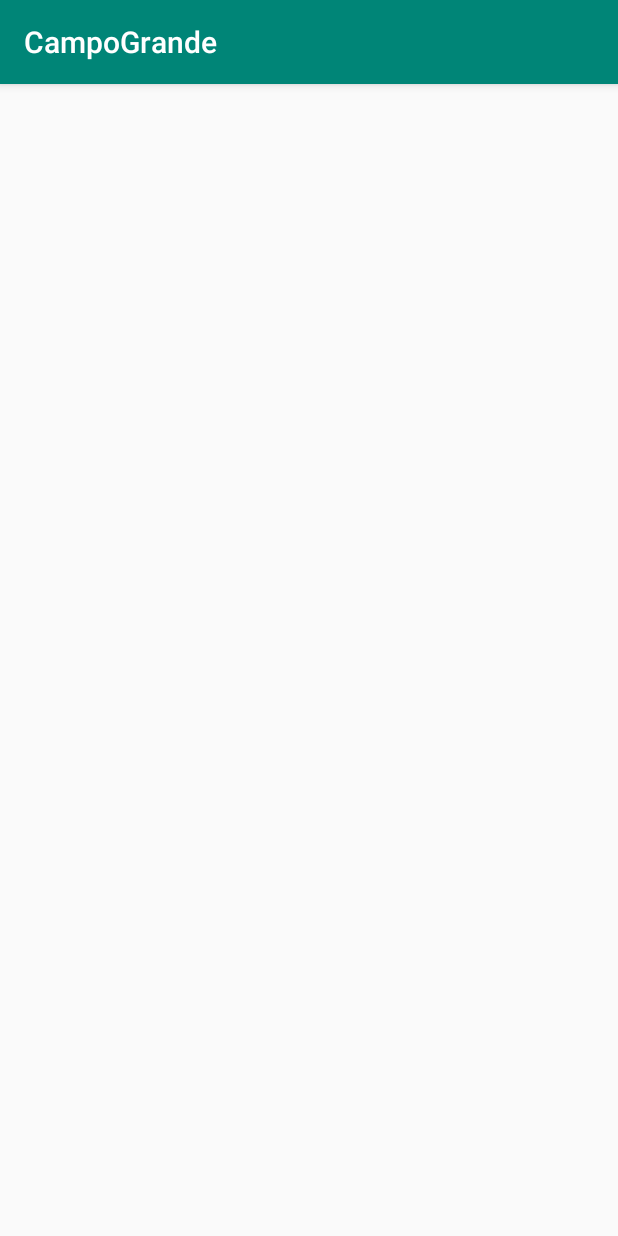
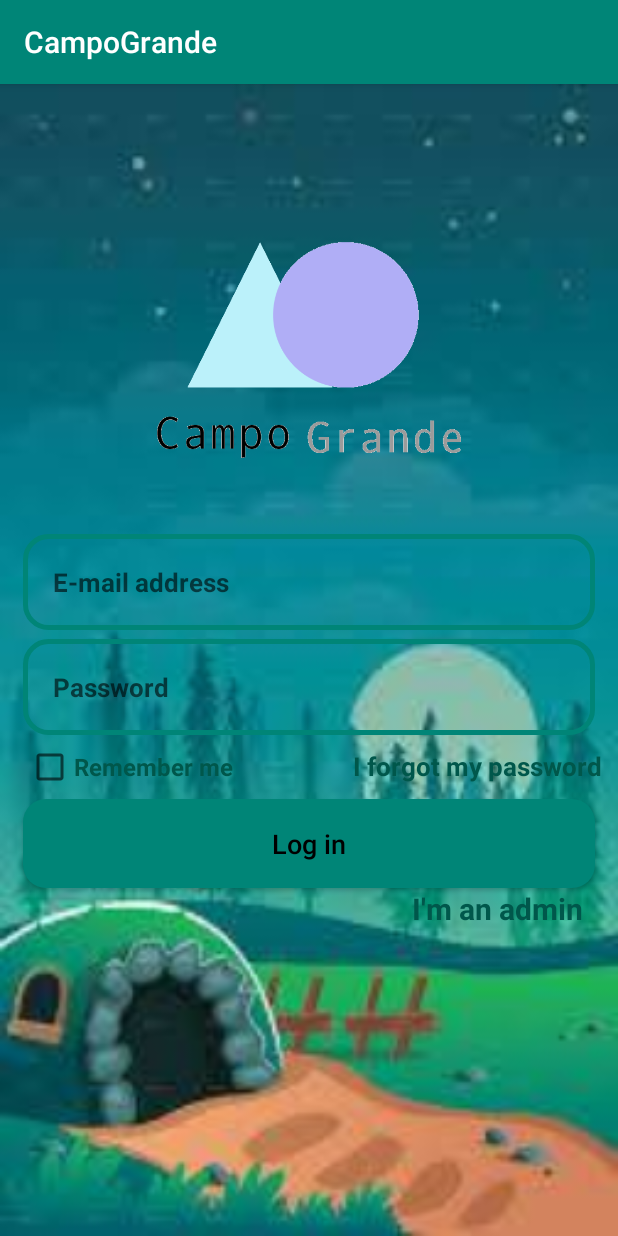
Before and after one commit to TharsikaPS20/CampoGrande, an Android app: the LoginActivity screen opened directly, with no data from a screen before it, on a phone screen of 412 x 824 dp. Run offline under Robolectric (Android 15) with nearby library versions, the phone set to English and light mode, and no system bars.

Commit message:
changed activity to java

```diff
--- /dev/null
+++ b/app/src/main/res/layout/activity_login.xml
@@ -0,0 +1,121 @@
+<?xml version="1.0" encoding="utf-8"?>
+<RelativeLayout xmlns:android="http://schemas.android.com/apk/res/android"
+    xmlns:app="http://schemas.android.com/apk/res-auto"
+    xmlns:tools="http://schemas.android.com/tools"
+    android:layout_width="match_parent"
+    android:layout_height="match_parent"
+    android:background="@drawable/bg2"
+    tools:context=".LoginActivity">
+
+    <ImageView
+        android:id="@+id/login_appLogo"
+        android:layout_width="300dp"
+        android:layout_height="150dp"
+        android:src="@drawable/cg_logo_trans"
+        android:layout_centerHorizontal="true"
+        android:layout_marginTop="100dp">
+    </ImageView>
+
+    <EditText
+    android:id="@+id/login_email_input"
+    android:layout_width="match_parent"
+    android:layout_height="wrap_content"
+    android:layout_below="@+id/login_appLogo"
+    android:background="@drawable/inputs"
+    android:padding="20dp"
+    android:layout_marginLeft="15dp"
+    android:layout_marginRight="15dp"
+        android:layout_marginTop="50dp"
+    android:hint="E-mail address"
+    android:inputType="textEmailAddress"
+    android:textSize="17sp"
+    android:textStyle="bold"/>
+
+    <EditText
+        android:id="@+id/login_password_input"
+        android:layout_width="match_parent"
+        android:layout_height="wrap_content"
+        android:layout_below="@+id/login_email_input"
+        android:background="@drawable/inputs"
+        android:padding="20dp"
+        android:layout_marginLeft="15dp"
+        android:layout_marginRight="15dp"
+        android:layout_marginTop="6dp"
+        android:hint="Password"
+        android:inputType="textPassword"
+        android:textSize="17sp"
+        android:textStyle="bold"/>
+
+    <LinearLayout
+        android:id="@+id/linear_layout_1"
+        android:layout_width="match_parent"
+        android:layout_height="wrap_content"
+        android:orientation="horizontal"
+        android:layout_below="@id/login_password_input"
+        android:layout_marginTop="5dp">
+
+        <CheckBox
+            android:layout_width="wrap_content"
+            android:layout_height="wrap_content"
+            style="@style/Material.Drawable.CheckBox"
+            android:text="Remember me"
+            android:textColor="@color/colorPrimaryDark"
+            android:gravity="center_vertical"
+            android:textSize="16sp"
+            android:textStyle="bold"
+            android:layout_marginLeft="17dp"/>
+
+        <TextView
+            android:layout_width="wrap_content"
+            android:layout_height="wrap_content"
+            android:text="I forgot my password"
+            android:textColor="@color/colorPrimaryDark"
+            android:textSize="17sp"
+            android:textStyle="bold"
+            android:layout_marginLeft="80dp"/>
+
+
+
+    </LinearLayout>
+
+    <Button
+        android:id="@+id/login_btn"
+        android:layout_width="match_parent"
+        android:layout_height="wrap_content"
+        android:layout_below="@id/linear_layout_1"
+        android:layout_marginTop="5dp"
+        android:layout_marginLeft="15dp"
+        android:layout_marginRight="15dp"
+        android:background="@drawable/buttons"
+        android:padding="17dp"
+        android:textAllCaps="false"
+        android:textSize="18sp"
+        android:text="Log in"
+        android:textColor="@android:color/black"/>
+
+    <TextView
+        android:layout_width="wrap_content"
+        android:layout_height="wrap_content"
+        android:text="I'm an admin"
+        android:layout_alignParentEnd="true"
+        android:layout_below="@+id/login_btn"
+        android:textColor="@color/colorPrimaryDark"
+        android:textSize="20sp"
+        android:textStyle="bold"
+        android:layout_marginLeft="80dp"
+        android:layout_marginEnd="23dp"/>
+
+    <TextView
+        android:layout_width="wrap_content"
+        android:layout_height="wrap_content"
+        android:text="I'm not an admin"
+        android:layout_alignParentStart="true"
+        android:layout_below="@+id/login_btn"
+        android:textColor="@color/colorPrimaryDark"
+        android:textSize="20sp"
+        android:textStyle="bold"
+        android:layout_marginLeft="80dp"
+        android:layout_marginEnd="25dp"
+        android:visibility="invisible"/>
+
+</RelativeLayout>
```
Also changed, not shown: app/src/main/AndroidManifest.xml (+6 -11 lines), app/src/main/java/com/example/campogrande/AddNewActivity.java (added, +14 -0 lines), app/src/main/java/com/example/campogrande/AddNewActivity.kt (deleted, +0 -12 lines), app/src/main/java/com/example/campogrande/RegisterActivity_new.java (added, +146 -0 lines), app/src/main/res/layout/activity_add_new.xml (+12 -8 lines), app/src/main/res/layout/activity_register_new.xml (added, +113 -0 lines), app/src/main/res/drawable/background2.jpg (added), app/src/main/res/drawable/backgroundgreen.jpg (added), app/src/main/res/drawable/bg2.jpg (added), app/src/main/res/drawable/cg_logo_trans.png (added), 1 other file.
